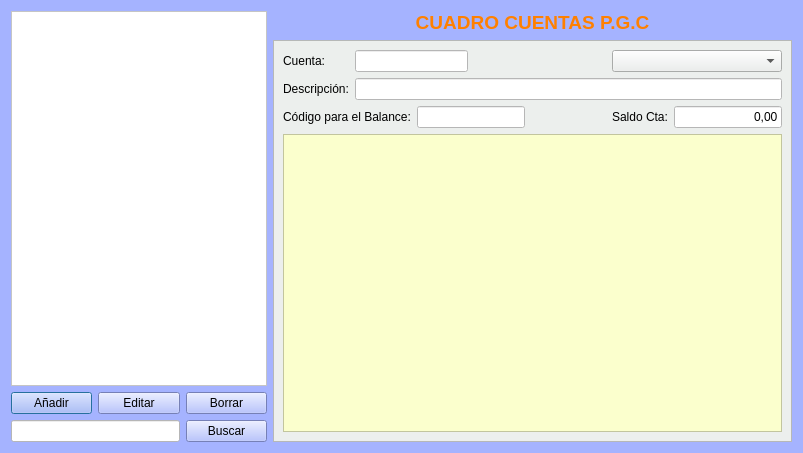
Old version of the form Zona_Contabilidad/frmcuadro_cuentas.ui in the repository arcnexus/RedFoX.
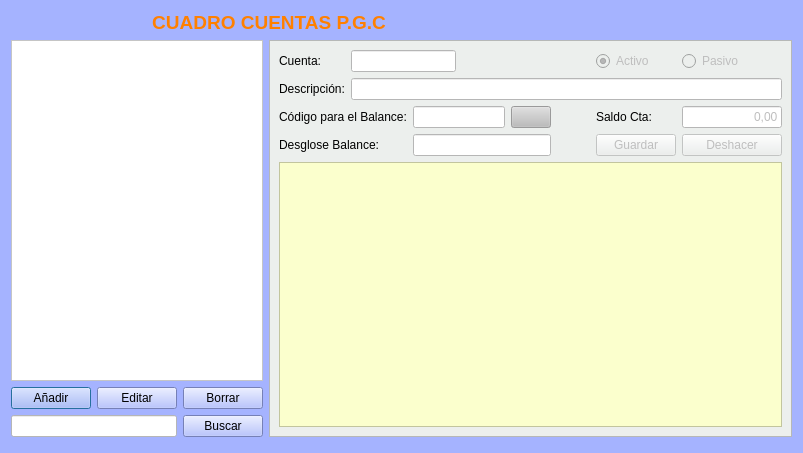
New version of the form. Icons and pictures are not drawn. Custom widgets are drawn as their Qt base class.

Commit message: cuadro de cuentas P.G.C.

Patch:
```diff
--- a/Zona_Contabilidad/frmcuadro_cuentas.ui
+++ b/Zona_Contabilidad/frmcuadro_cuentas.ui
@@ -17,7 +17,10 @@
    <string notr="true">background-color: rgb(165, 179, 255);</string>
   </property>
   <layout class="QGridLayout" name="gridLayout_3">
-   <item row="0" column="0" rowspan="2">
+   <property name="bottomMargin">
+    <number>16</number>
+   </property>
+   <item row="1" column="0">
     <layout class="QGridLayout" name="gridLayout">
      <item row="0" column="0" colspan="3">
       <widget class="QTableView" name="tabla_cuentas">
@@ -79,7 +82,7 @@
      </item>
     </layout>
    </item>
-   <item row="0" column="1">
+   <item row="0" column="0" colspan="2">
     <widget class="QLabel" name="label_36">
      <property name="text">
       <string>&lt;html&gt;&lt;head/&gt;&lt;body&gt;&lt;p&gt;&lt;span style=&quot; font-size:14pt; font-weight:600; color:#ff8000;&quot;&gt;CUADRO CUENTAS P.G.C&lt;/span&gt;&lt;/p&gt;&lt;/body&gt;&lt;/html&gt;</string>
@@ -89,7 +92,27 @@
      </property>
     </widget>
    </item>
-   <item row="1" column="1">
+   <item row="0" column="2">
+    <widget class="Blinkink" name="blinkink">
+     <property name="color" stdset="0">
+      <color>
+       <red>254</red>
+       <green>139</green>
+       <blue>38</blue>
+      </color>
+     </property>
+     <property name="icon" stdset="0">
+      <pixmap resource="../maya.qrc">:/Icons/PNG/avisos.png</pixmap>
+     </property>
+     <property name="topTex" stdset="0">
+      <string>Hay campos pendientes de rellenar</string>
+     </property>
+     <property name="bottomTex" stdset="0">
+      <string>¡Debe rellenar todos los campos antes de guardar!</string>
+     </property>
+    </widget>
+   </item>
+   <item row="1" column="1" colspan="2">
     <widget class="QFrame" name="frame">
      <property name="styleSheet">
       <string notr="true">background-color: #ecefed;</string>
@@ -103,6 +126,9 @@
      <layout class="QGridLayout" name="gridLayout_2">
       <item row="0" column="1" colspan="2">
        <widget class="QLineEdit" name="txtcodigo_cuenta">
+        <property name="enabled">
+         <bool>false</bool>
+        </property>
         <property name="styleSheet">
          <string notr="true">background-color: rgb(255, 255, 255);</string>
         </property>
@@ -117,6 +143,9 @@
       </item>
       <item row="3" column="2" colspan="2">
        <widget class="QLineEdit" name="txtcodigo_balance">
+        <property name="enabled">
+         <bool>false</bool>
+        </property>
         <property name="maximumSize">
          <size>
           <width>120</width>
@@ -128,6 +157,16 @@
         </property>
        </widget>
       </item>
+      <item row="1" column="1" colspan="7">
+       <widget class="QLineEdit" name="txtdescripcion_cuenta">
+        <property name="enabled">
+         <bool>false</bool>
+        </property>
+        <property name="styleSheet">
+         <string notr="true">background-color: rgb(255, 255, 255);</string>
+        </property>
+       </widget>
+      </item>
       <item row="0" column="0">
        <widget class="QLabel" name="label">
         <property name="text">
@@ -135,16 +174,6 @@
         </property>
        </widget>
       </item>
-      <item row="1" column="1" colspan="6">
-       <widget class="QLineEdit" name="txtdescripcion_cuenta">
-        <property name="styleSheet">
-         <string notr="true">background-color: rgb(255, 255, 255);</string>
-        </property>
-       </widget>
-      </item>
-      <item row="0" column="5" colspan="2">
-       <widget class="QComboBox" name="cbotipo_cuenta"/>
-      </item>
       <item row="1" column="0">
        <widget class="QLabel" name="label_2">
         <property name="text">
@@ -152,7 +181,7 @@
         </property>
        </widget>
       </item>
-      <item row="3" column="4">
+      <item row="3" column="5">
        <spacer name="horizontalSpacer_2">
         <property name="orientation">
          <enum>Qt::Horizontal</enum>
@@ -165,15 +194,18 @@
         </property>
        </spacer>
       </item>
-      <item row="3" column="5">
+      <item row="3" column="6">
        <widget class="QLabel" name="label_4">
         <property name="text">
          <string>Saldo Cta:</string>
         </property>
        </widget>
       </item>
-      <item row="3" column="6">
+      <item row="3" column="7">
        <widget class="QLineEdit" name="txtsaldo_cta">
+        <property name="enabled">
+         <bool>false</bool>
+        </property>
         <property name="maximumSize">
          <size>
           <width>120</width>
@@ -191,7 +223,7 @@
         </property>
        </widget>
       </item>
-      <item row="0" column="3" colspan="2">
+      <item row="0" column="3" colspan="3">
        <spacer name="horizontalSpacer">
         <property name="orientation">
          <enum>Qt::Horizontal</enum>
@@ -204,19 +236,120 @@
         </property>
        </spacer>
       </item>
-      <item row="4" column="0" colspan="7">
+      <item row="5" column="0" colspan="8">
        <widget class="QTableView" name="tableView">
+        <property name="enabled">
+         <bool>true</bool>
+        </property>
         <property name="styleSheet">
          <string notr="true">background-color: rgb(251, 255, 205);
 alternate-background-color: rgb(255, 255, 255);</string>
         </property>
        </widget>
       </item>
+      <item row="3" column="4">
+       <widget class="QPushButton" name="btnCodigoBalance">
+        <property name="enabled">
+         <bool>false</bool>
+        </property>
+        <property name="toolTip">
+         <string>Constructor  códigos de balance</string>
+        </property>
+        <property name="autoFillBackground">
+         <bool>false</bool>
+        </property>
+        <property name="styleSheet">
+         <string notr="true">background-color: rgb(188, 188, 188);</string>
+        </property>
+        <property name="text">
+         <string/>
+        </property>
+        <property name="icon">
+         <iconset resource="../maya.qrc">
+          <normaloff>:/Icons/PNG/build.png</normaloff>:/Icons/PNG/build.png</iconset>
+        </property>
+       </widget>
+      </item>
+      <item row="4" column="6">
+       <widget class="QPushButton" name="btnguardar">
+        <property name="enabled">
+         <bool>false</bool>
+        </property>
+        <property name="text">
+         <string>Guardar</string>
+        </property>
+        <property name="icon">
+         <iconset resource="../maya.qrc">
+          <normaloff>:/Icons/PNG/OK.png</normaloff>:/Icons/PNG/OK.png</iconset>
+        </property>
+       </widget>
+      </item>
+      <item row="4" column="7">
+       <widget class="QPushButton" name="btndeshacer">
+        <property name="enabled">
+         <bool>false</bool>
+        </property>
+        <property name="text">
+         <string>Deshacer</string>
+        </property>
+        <property name="icon">
+         <iconset resource="../maya.qrc">
+          <normaloff>:/Icons/PNG/undo.png</normaloff>:/Icons/PNG/undo.png</iconset>
+        </property>
+       </widget>
+      </item>
+      <item row="0" column="6">
+       <widget class="QRadioButton" name="rad_activo">
+        <property name="enabled">
+         <bool>false</bool>
+        </property>
+        <property name="text">
+         <string>Activo</string>
+        </property>
+        <property name="checked">
+         <bool>true</bool>
+        </property>
+       </widget>
+      </item>
+      <item row="0" column="7">
+       <widget class="QRadioButton" name="rad_pasivo">
+        <property name="enabled">
+         <bool>false</bool>
+        </property>
+        <property name="text">
+         <string>Pasivo</string>
+        </property>
+       </widget>
+      </item>
+      <item row="4" column="0" colspan="2">
+       <widget class="QLabel" name="label_5">
+        <property name="text">
+         <string>Desglose Balance:</string>
+        </property>
+       </widget>
+      </item>
+      <item row="4" column="2" colspan="3">
+       <widget class="QLineEdit" name="txtDesglose_balance">
+        <property name="enabled">
+         <bool>false</bool>
+        </property>
+        <property name="styleSheet">
+         <string notr="true">background-color: rgb(255, 255, 255);</string>
+        </property>
+       </widget>
+      </item>
      </layout>
     </widget>
    </item>
   </layout>
  </widget>
+ <customwidgets>
+  <customwidget>
+   <class>Blinkink</class>
+   <extends>QFrame</extends>
+   <header>blinkink.h</header>
+  </customwidget>
+ </customwidgets>
  <resources>
   <include location="../maya.qrc"/>
  </resources>
```
The commit also changes 8 other files.
